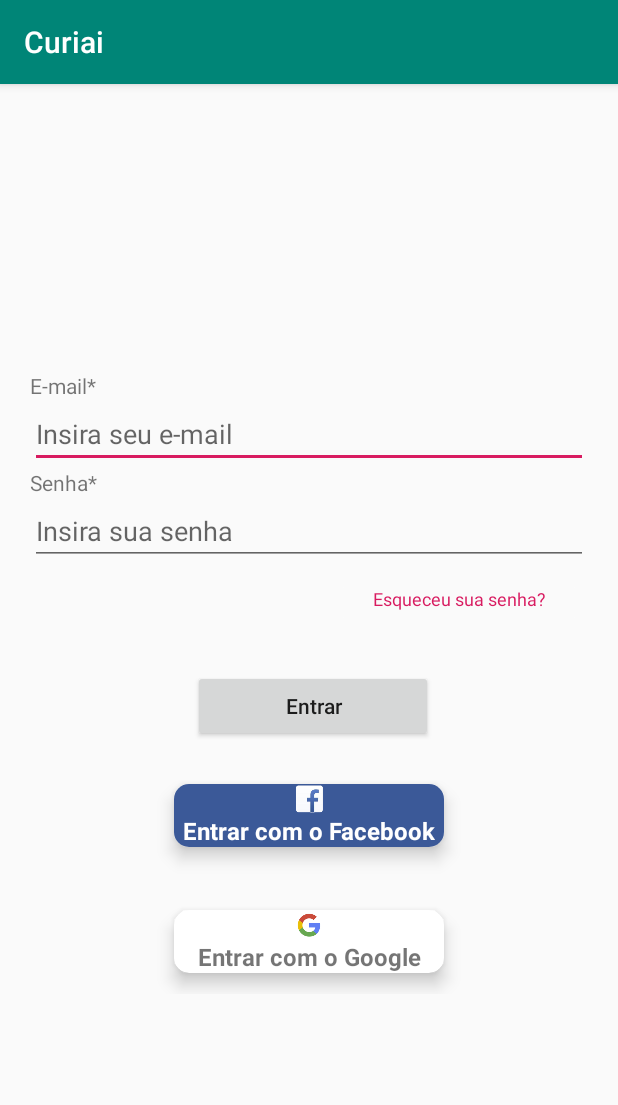
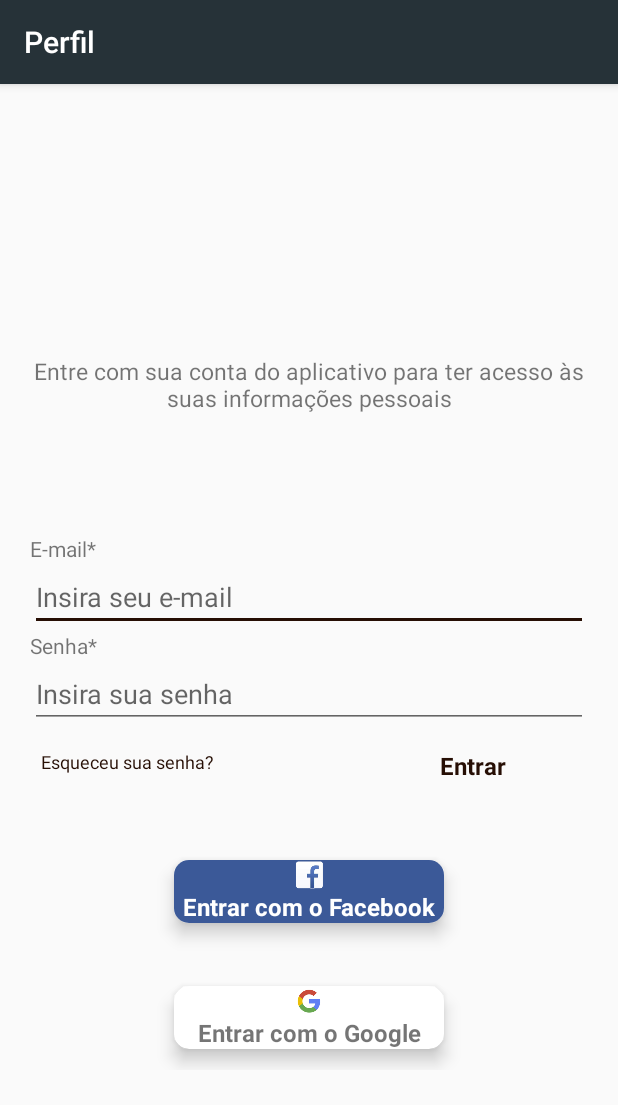
Before and after one commit to Bthais/ProjetoAppCuriai, an Android app: the LoginEmailActivity screen opened directly, with no data from a screen before it, on a phone screen of 412 x 824 dp. Shown: the top 1105 px of the screen. Run offline under Robolectric (Android 15) with nearby library versions, the phone set to English and light mode, and no system bars; our stand-ins replace Firebase (no records; nobody signed in at launch, a user with empty details on screens opened directly); libraries missing offline, so code that uses them is left out: com.facebook, com.facebook.login; 2 statements that could not run were skipped.

Commit message:
Ajustes na tela de Login - Mudança do botão entrar pra um cardView

```diff
--- a/app/src/main/java/com/example/projetoappcuriai/LoginEmailActivity.java
+++ b/app/src/main/java/com/example/projetoappcuriai/LoginEmailActivity.java
@@ -12,6 +12,7 @@ import android.view.View;
 import android.widget.Button;
 import android.widget.EditText;
 import android.widget.Toast;
+import android.widget.Toolbar;
 
 import com.facebook.AccessToken;
 import com.facebook.CallbackManager;
@@ -39,8 +40,7 @@ import java.util.Arrays;
 public class LoginEmailActivity extends AppCompatActivity implements View.OnClickListener {
 
     private EditText editText_emailLogin, editText_senhaLogin;
-    private Button button_entrarLogin;
-    private CardView cardView_recuperarSenha, cardView_loginFacebook, cardView_loginGoogle;
+    private CardView cardView_recuperarSenha, cardView_loginFacebook, cardView_loginGoogle, cardView_entrarLogin;
     private FirebaseAuth auth;
     private GoogleSignInClient googleSignInClient;
 
@@ -51,18 +51,21 @@ public class LoginEmailActivity extends AppCompatActivity implements View.OnClic
         super.onCreate(savedInstanceState);
         setContentView(R.layout.activity_loginemail);
 
+
+        getSupportActionBar().setTitle("Perfil");
+
         editText_emailLogin = (EditText) findViewById(R.id.editText_EmailLogin);
         editText_senhaLogin = (EditText) findViewById(R.id.editText_SenhaLogin);
 
-        button_entrarLogin = (Button) findViewById(R.id.button_EntrarLogin);
 
         cardView_recuperarSenha = (CardView) findViewById(R.id.cardView_RecuperarSenha);
+        cardView_entrarLogin = (CardView) findViewById(R.id.cardView_EntrarLogin);
         cardView_loginFacebook = (CardView) findViewById(R.id.cardView_LoginFacebook);
         cardView_loginGoogle = (CardView) findViewById(R.id.cardView_LoginGoogle);
 
-        button_entrarLogin.setOnClickListener(this);
 
         cardView_recuperarSenha.setOnClickListener(this);
+        cardView_entrarLogin.setOnClickListener(this);
         cardView_loginFacebook.setOnClickListener(this);
         cardView_loginGoogle.setOnClickListener(this);
 
@@ -130,7 +133,7 @@ public class LoginEmailActivity extends AppCompatActivity implements View.OnClic
                 signInGoogle();
 
                 break;
-            case R.id.button_EntrarLogin:
+            case R.id.cardView_EntrarLogin:
 
                 loginEmail();
 
--- a/app/src/main/java/com/example/projetoappcuriai/MainActivity.java
+++ b/app/src/main/java/com/example/projetoappcuriai/MainActivity.java
@@ -35,6 +35,7 @@ public class MainActivity extends AppCompatActivity
     private FirebaseAuth auth;
     private FirebaseUser user;
 
+
     private  FirebaseAuth.AuthStateListener authStateListener;
 
 
@@ -46,6 +47,8 @@ public class MainActivity extends AppCompatActivity
         setSupportActionBar(toolbar);
 
 
+        setSupportActionBar(toolbar);
+        getSupportActionBar().setTitle("");
 
         DrawerLayout drawer = (DrawerLayout) findViewById(R.id.drawer_layout);
         ActionBarDrawerToggle toggle = new ActionBarDrawerToggle(
--- a/app/src/main/java/com/example/projetoappcuriai/MainActivityLogado.java
+++ b/app/src/main/java/com/example/projetoappcuriai/MainActivityLogado.java
@@ -111,7 +111,7 @@ public class MainActivityLogado extends AppCompatActivity
         }else if (id == R.id.nav_sair) {
 
             FirebaseAuth.getInstance().signOut();
-            finish();
+            //finish();
 
             GoogleSignInOptions gso = new GoogleSignInOptions.Builder(GoogleSignInOptions.DEFAULT_SIGN_IN)
                     .requestIdToken(getString(R.string.default_web_client_id))
@@ -122,6 +122,7 @@ public class MainActivityLogado extends AppCompatActivity
             googleSignInClient.signOut();
 
             LoginManager.getInstance().logOut();
+
             startActivity(new Intent(this, MainActivity.class));
             finish();
         }
--- a/app/src/main/res/layout/activity_loginemail.xml
+++ b/app/src/main/res/layout/activity_loginemail.xml
@@ -9,9 +9,13 @@
     tools:context=".LoginEmailActivity">
 
 
+
 <ScrollView
     android:layout_width="match_parent"
     android:layout_height="match_parent">
+
+
+
 
     <LinearLayout
         android:layout_width="match_parent"
@@ -20,6 +24,27 @@
         android:padding="10dp"
         android:layout_gravity="center"
         android:gravity="center">
+
+        <TextView
+            android:layout_width="match_parent"
+            android:layout_height="50dp"
+            android:textAlignment="center"
+            android:text=" "/>
+
+        <TextView
+            android:layout_width="match_parent"
+            android:layout_height="match_parent"
+            android:textAlignment="center"
+            android:layout_marginTop="20dp"
+            android:textSize="15sp"
+            android:textStyle="normal"
+            android:text="@string/textPerfil"/>
+
+        <TextView
+            android:layout_width="match_parent"
+            android:layout_height="50dp"
+            android:textAlignment="center"
+            android:text=" "/>
 
     <LinearLayout
         android:layout_width="match_parent"
@@ -58,16 +83,23 @@
 
     </LinearLayout>
 
+        <LinearLayout
+            android:layout_width="match_parent"
+            android:layout_height="wrap_content"
+            android:orientation="horizontal">
+
+
+
         <android.support.v7.widget.CardView
             android:id="@+id/cardView_RecuperarSenha"
-        android:layout_width="160dp"
-        android:layout_height="30dp"
+            android:layout_width="150dp"
+            android:layout_height="50dp"
             app:cardElevation="0dp"
             android:foreground="?attr/selectableItemBackground"
             android:layout_marginTop="0dp"
             app:cardUseCompatPadding="true"
-        android:layout_marginLeft="100dp"
-        android:layout_marginStart="100dp"
+            android:layout_marginEnd="30dp"
+            android:layout_marginRight="30dp"
             app:cardBackgroundColor="@color/colorCreme"
             android:clickable="true"
             android:focusable="true">
@@ -91,37 +123,45 @@
 
     </android.support.v7.widget.CardView>
 
+            <android.support.v7.widget.CardView
+                android:id="@+id/cardView_EntrarLogin"
+                android:layout_width="150dp"
+                android:layout_height="50dp"
+                app:cardElevation="0dp"
+                android:foreground="?attr/selectableItemBackground"
+                android:layout_marginTop="0dp"
+                app:cardUseCompatPadding="true"
+                android:layout_marginLeft="50dp"
+                android:layout_marginStart="50dp"
+                app:cardBackgroundColor="@color/colorCreme"
+                android:clickable="true"
+                android:focusable="true">
+
                 <LinearLayout
                     android:layout_width="match_parent"
                     android:layout_height="wrap_content"
-        android:layout_marginLeft="10dp"
-        android:layout_marginTop="20dp"
-        android:layout_marginRight="10dp"
-        android:orientation="horizontal">
+                    android:orientation="vertical">
 
-        <View
-            android:layout_width="0dp"
-            android:layout_height="1dp"
-            android:layout_weight="1"/>
 
-    <Button
-        android:id="@+id/button_EntrarLogin"
-        android:layout_width="160dp"
+                    <TextView
+                        android:layout_width="match_parent"
                         android:layout_height="wrap_content"
-        android:layout_marginTop="10dp"
-        android:layout_marginLeft="8dp"
-        android:layout_marginStart="8dp"
-        android:textAllCaps="false"
-        android:text="@string/entrar" />
+                        android:text="@string/entrar"
+                        android:textAlignment="center"
+                        android:textColor="@color/colorAccent"
+                        android:textSize="16sp"
+                        android:textStyle="bold" />
+                </LinearLayout>
+
+
+            </android.support.v7.widget.CardView>
+
+        </LinearLayout>
 
 
 
-        <View
-            android:layout_width="2dp"
-            android:layout_height="1dp"
-            android:layout_weight="1"/>
 
-    </LinearLayout>
+
 
         <android.support.v7.widget.CardView
             android:id="@+id/cardView_LoginFacebook"
--- a/app/src/main/res/values/colors.xml
+++ b/app/src/main/res/values/colors.xml
@@ -1,9 +1,11 @@
 <?xml version="1.0" encoding="utf-8"?>
 <resources>
-    <color name="colorPrimary">#008577</color>
-    <color name="colorPrimaryDark">#00574B</color>
-    <color name="colorAccent">#D81B60</color>
+    <color name="colorPrimary">#263238</color>
+    <color name="colorPrimaryDark">#000a12</color>
+    <color name="colorAccent">#260e04</color>
     <color name="colorFacebook">#3b5998</color>
     <color name="colorBranco">#fff</color>
     <color name="colorCreme">#FAFAFA</color>
+    <color name="colorBlack">#000</color>
+
 </resources>
--- a/app/src/main/res/values/strings.xml
+++ b/app/src/main/res/values/strings.xml
@@ -27,6 +27,9 @@
     <string name="senha">Senha*</string>
     <string name="repetir_senha">Repita senha*</string>
 
+    <string name="textPerfil">Entre com sua conta do aplicativo para ter acesso às suas informações pessoais </string>
+
+
     <string name="facebook_app_id">1001651176712867</string>
     <string name="fb_login_protocol_scheme">fb1001651176712867</string>
 
```
Lines whose indentation alone changed are shown as unchanged.
